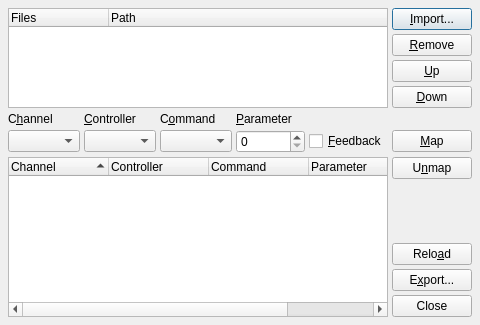
Qt form src/qtractorMidiControlForm.ui (rncbc/qtractor) before a commit.
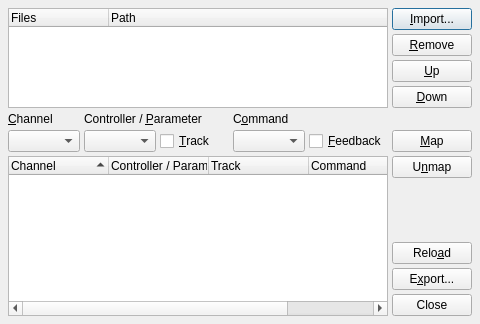
The same form after that commit. Icons and pictures are not drawn.

Commit message: - MIDI controller mapping is being silently refactored   to support some other event types than just CC (0xBn)   ones (EXPERIMENTAL).

What changed in the file:
```diff
--- a/src/qtractorMidiControlForm.ui
+++ b/src/qtractorMidiControlForm.ui
@@ -132,7 +132,7 @@
    <item row="4" column="0" >
     <widget class="QLabel" name="ChannelTextLabel" >
      <property name="text" >
-      <string>C&amp;hannel</string>
+      <string>&amp;Channel</string>
      </property>
      <property name="alignment" >
       <set>Qt::AlignBottom|Qt::AlignLeading|Qt::AlignLeft</set>
@@ -142,10 +142,10 @@
      </property>
     </widget>
    </item>
-   <item row="4" column="1" >
-    <widget class="QLabel" name="ControllerTextLabel" >
+   <item row="4" column="1" colspan="2" >
+    <widget class="QLabel" name="ParamTextLabel" >
      <property name="text" >
-      <string>&amp;Controller</string>
+      <string>Controller / &amp;Parameter</string>
      </property>
      <property name="alignment" >
       <set>Qt::AlignBottom|Qt::AlignLeading|Qt::AlignLeft</set>
@@ -155,7 +155,7 @@
      </property>
     </widget>
    </item>
-   <item row="4" column="2" >
+   <item row="4" column="3" >
     <widget class="QLabel" name="CommandTextLabel" >
      <property name="text" >
       <string>C&amp;ommand</string>
@@ -168,19 +168,6 @@
      </property>
     </widget>
    </item>
-   <item row="4" column="3" >
-    <widget class="QLabel" name="ParamTextLabel" >
-     <property name="text" >
-      <string>&amp;Parameter</string>
-     </property>
-     <property name="alignment" >
-      <set>Qt::AlignBottom|Qt::AlignLeading|Qt::AlignLeft</set>
-     </property>
-     <property name="buddy" >
-      <cstring>ParamSpinBox</cstring>
-     </property>
-    </widget>
-   </item>
    <item row="4" column="4" colspan="2" >
     <spacer>
      <property name="orientation" >
@@ -209,19 +196,22 @@
     </widget>
    </item>
    <item row="5" column="2" >
+    <widget class="QCheckBox" name="TrackCheckBox" >
+     <property name="toolTip" >
+      <string>MIDI Controller (track)</string>
+     </property>
+     <property name="text" >
+      <string>&amp;Track</string>
+     </property>
+    </widget>
+   </item>
+   <item row="5" column="3" >
     <widget class="QComboBox" name="CommandComboBox" >
      <property name="toolTip" >
       <string>Command action</string>
      </property>
     </widget>
    </item>
-   <item row="5" column="3" >
-    <widget class="QSpinBox" name="ParamSpinBox" >
-     <property name="toolTip" >
-      <string>Command parameter</string>
-     </property>
-    </widget>
-   </item>
    <item row="5" column="4" >
     <widget class="QCheckBox" name="FeedbackCheckBox" >
      <property name="toolTip" >
@@ -281,7 +271,12 @@
      </column>
      <column>
       <property name="text" >
-       <string>Controller</string>
+       <string>Controller / Parameter</string>
+      </property>
+     </column>
+     <column>
+      <property name="text" >
+       <string>Track</string>
       </property>
      </column>
      <column>
@@ -289,11 +284,6 @@
        <string>Command</string>
       </property>
      </column>
-     <column>
-      <property name="text" >
-       <string>Parameter</string>
-      </property>
-     </column>
      <column>
       <property name="text" >
        <string>Feedback</string>
```
Left out of the diff: 10 changed lines with no effect on the pictures. The commit also changes 5 other files.
